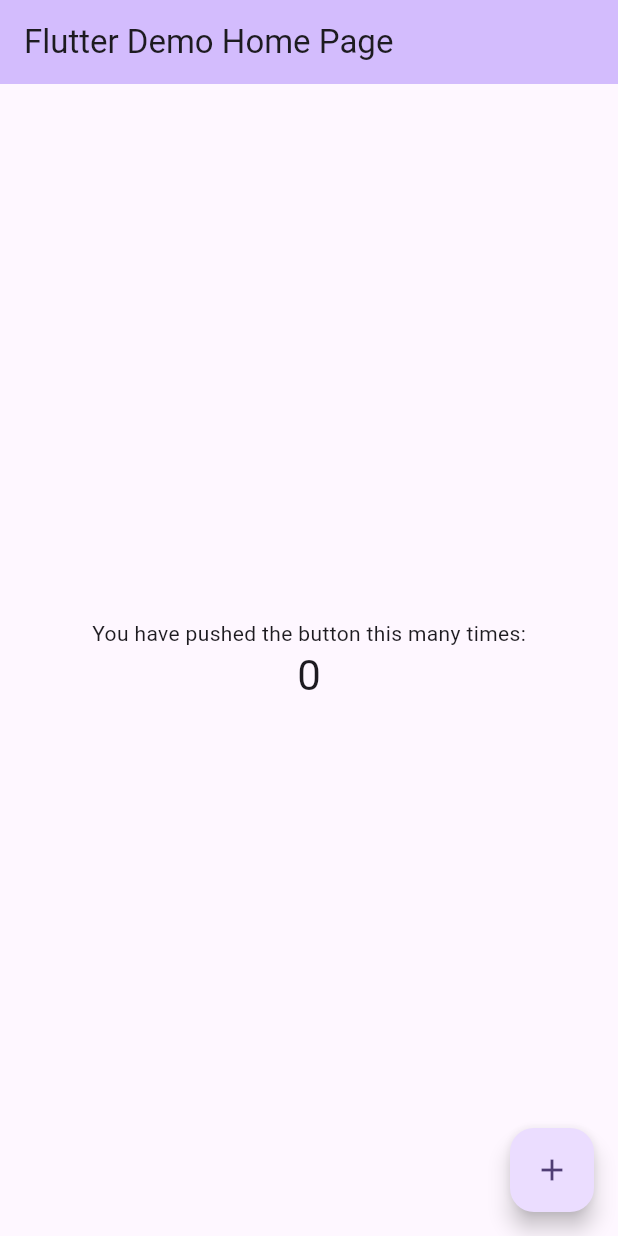
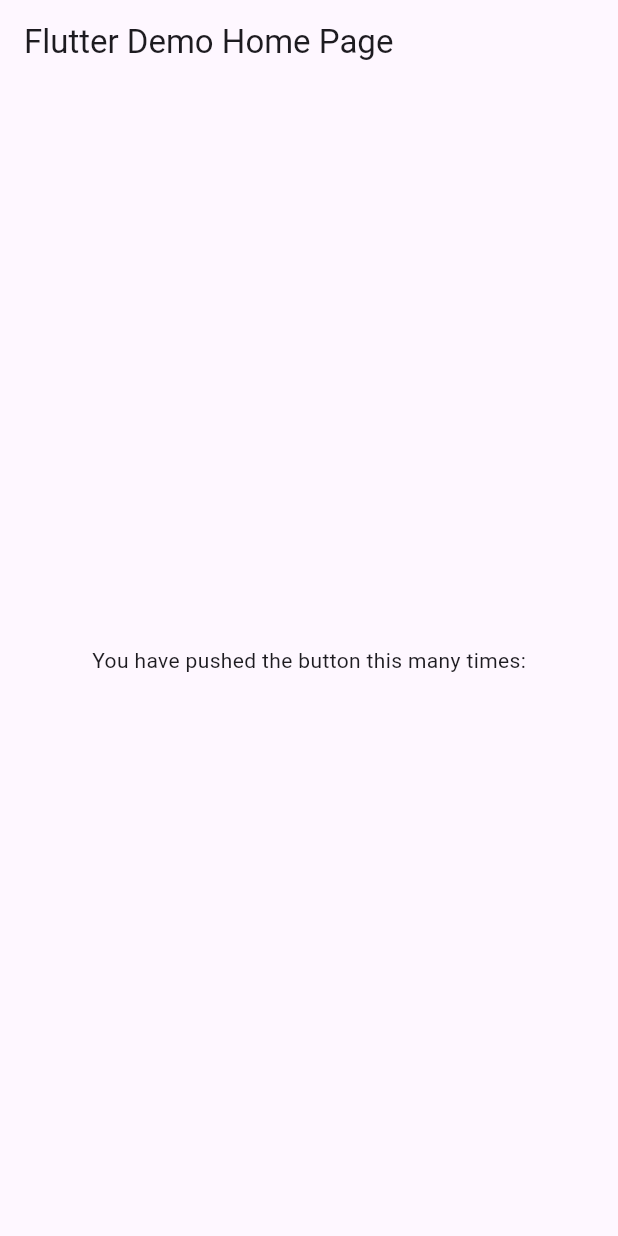
Before and after one commit to Amjadyabroudi128/simpleLottery, a Flutter app: the screen it shows after launch, on a phone screen of 412 x 824 dp. Run offline on Flutter 3.47's test engine with Material 3 defaults, Android fonts, the phone set to English and light mode, and no system bars.

Commit message:
first commit

```diff
--- a/lib/main.dart
+++ b/lib/main.dart
@@ -11,25 +11,7 @@ class MyApp extends StatelessWidget {
   @override
   Widget build(BuildContext context) {
     return MaterialApp(
-      title: 'Flutter Demo',
       theme: ThemeData(
-        // This is the theme of your application.
-        //
-        // TRY THIS: Try running your application with "flutter run". You'll see
-        // the application has a purple toolbar. Then, without quitting the app,
-        // try changing the seedColor in the colorScheme below to Colors.green
-        // and then invoke "hot reload" (save your changes or press the "hot
-        // reload" button in a Flutter-supported IDE, or press "r" if you used
-        // the command line to start the app).
-        //
-        // Notice that the counter didn't reset back to zero; the application
-        // state is not lost during the reload. To reset the state, use hot
-        // restart instead.
-        //
-        // This works for code too, not just values: Most code changes can be
-        // tested with just a hot reload.
-        colorScheme: ColorScheme.fromSeed(seedColor: Colors.deepPurple),
-        useMaterial3: true,
       ),
       home: const MyHomePage(title: 'Flutter Demo Home Page'),
     );
@@ -39,15 +21,6 @@ class MyApp extends StatelessWidget {
 class MyHomePage extends StatefulWidget {
   const MyHomePage({super.key, required this.title});
 
-  // This widget is the home page of your application. It is stateful, meaning
-  // that it has a State object (defined below) that contains fields that affect
-  // how it looks.
-
-  // This class is the configuration for the state. It holds the values (in this
-  // case the title) provided by the parent (in this case the App widget) and
-  // used by the build method of the State. Fields in a Widget subclass are
-  // always marked "final".
-
   final String title;
 
   @override
@@ -55,71 +28,25 @@ class MyHomePage extends StatefulWidget {
 }
 
 class _MyHomePageState extends State<MyHomePage> {
-  int _counter = 0;
-
-  void _incrementCounter() {
-    setState(() {
-      // This call to setState tells the Flutter framework that something has
-      // changed in this State, which causes it to rerun the build method below
-      // so that the display can reflect the updated values. If we changed
-      // _counter without calling setState(), then the build method would not be
-      // called again, and so nothing would appear to happen.
-      _counter++;
-    });
-  }
 
   @override
   Widget build(BuildContext context) {
-    // This method is rerun every time setState is called, for instance as done
-    // by the _incrementCounter method above.
-    //
-    // The Flutter framework has been optimized to make rerunning build methods
-    // fast, so that you can just rebuild anything that needs updating rather
-    // than having to individually change instances of widgets.
+
     return Scaffold(
       appBar: AppBar(
-        // TRY THIS: Try changing the color here to a specific color (to
-        // Colors.amber, perhaps?) and trigger a hot reload to see the AppBar
-        // change color while the other colors stay the same.
-        backgroundColor: Theme.of(context).colorScheme.inversePrimary,
-        // Here we take the value from the MyHomePage object that was created by
-        // the App.build method, and use it to set our appbar title.
         title: Text(widget.title),
       ),
       body: Center(
-        // Center is a layout widget. It takes a single child and positions it
-        // in the middle of the parent.
+
         child: Column(
-          // Column is also a layout widget. It takes a list of children and
-          // arranges them vertically. By default, it sizes itself to fit its
-          // children horizontally, and tries to be as tall as its parent.
-          //
-          // Column has various properties to control how it sizes itself and
-          // how it positions its children. Here we use mainAxisAlignment to
-          // center the children vertically; the main axis here is the vertical
-          // axis because Columns are vertical (the cross axis would be
-          // horizontal).
-          //
-          // TRY THIS: Invoke "debug painting" (choose the "Toggle Debug Paint"
-          // action in the IDE, or press "p" in the console), to see the
-          // wireframe for each widget.
           mainAxisAlignment: MainAxisAlignment.center,
           children: <Widget>[
             const Text(
               'You have pushed the button this many times:',
             ),
-            Text(
-              '$_counter',
-              style: Theme.of(context).textTheme.headlineMedium,
-            ),
           ],
         ),
       ),
-      floatingActionButton: FloatingActionButton(
-        onPressed: _incrementCounter,
-        tooltip: 'Increment',
-        child: const Icon(Icons.add),
-      ), // This trailing comma makes auto-formatting nicer for build methods.
     );
   }
 }
```
